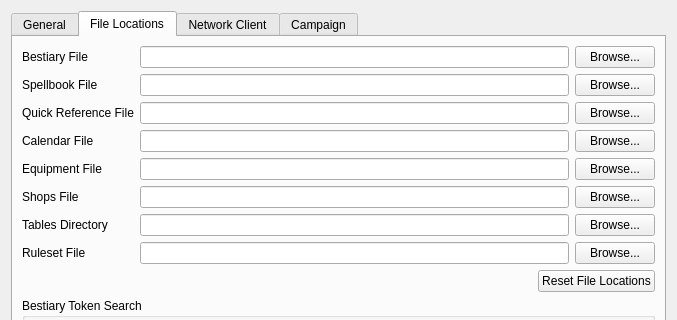
First picture: the form in DMHelper/src/optionsdialog.ui, repository MMetze/DMHelper, before the edit; both pictures show x 0 to 677 and y 0 to 320 of the 677 by 651 pixel window.
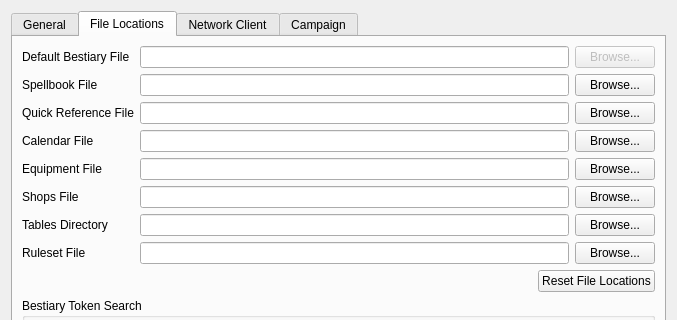
Second picture: the form after the edit. The open tabs and pages were chosen to show the change. Icons and pictures are not drawn.

```diff
--- a/DMHelper/src/optionsdialog.ui
+++ b/DMHelper/src/optionsdialog.ui
@@ -520,7 +520,7 @@
          <item row="0" column="0">
           <widget class="QLabel" name="lblBestiary">
            <property name="text">
-            <string>Bestiary File</string>
+            <string>Default Bestiary File</string>
            </property>
           </widget>
          </item>
@@ -583,6 +583,9 @@
          </item>
          <item row="0" column="3">
           <widget class="QPushButton" name="btnBestiary">
+           <property name="enabled">
+            <bool>false</bool>
+           </property>
            <property name="text">
             <string>Browse...</string>
            </property>
```
Left out of the diff: 28 changed lines with no effect on the pictures.
